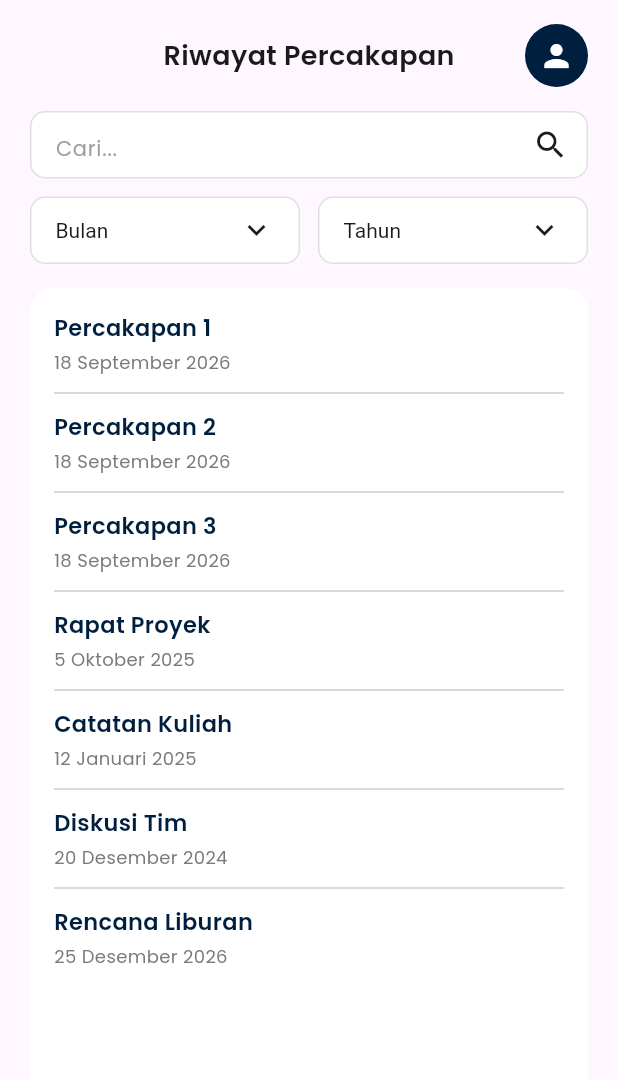
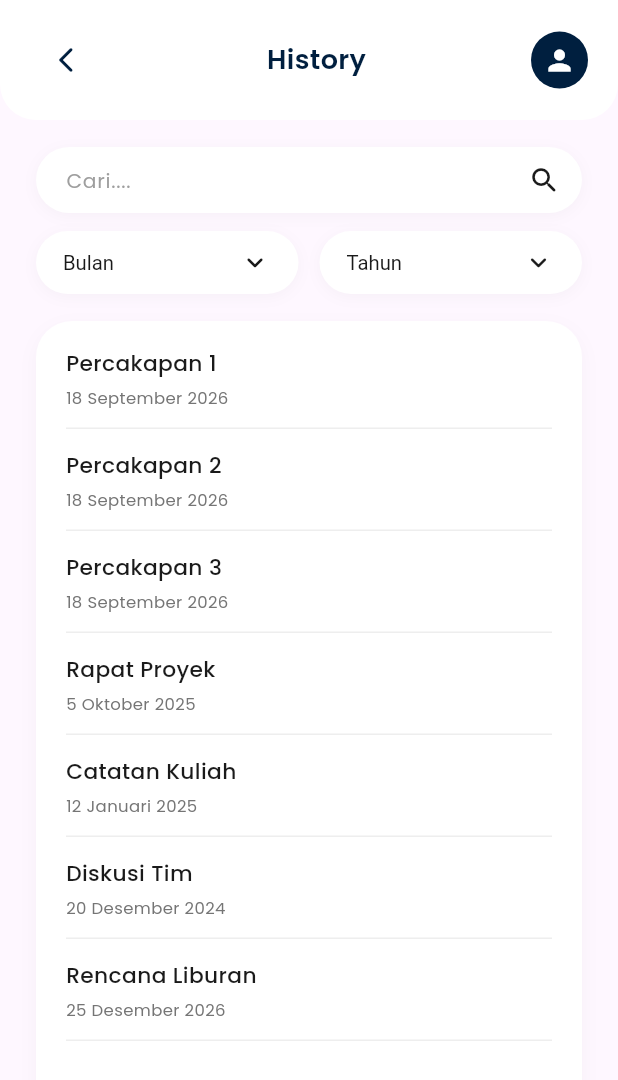
Before and after one commit to SahabatTuli/SahabatTuli-FE, a Flutter app: the HistoryPage widget shown alone on an empty page, opened directly, on a phone screen of 412 x 824 dp. Shown: the top 1080 px of the screen. Run offline on Flutter 3.47's test engine with Material 3 defaults, Android fonts, the phone set to English and light mode, and no system bars; our stand-ins replace flutter_tts, font_awesome_flutter, speech_to_text.

Commit message:
fix: fix history page and font size on collaboration page

```diff
--- a/lib/pages/collaboration_page.dart
+++ b/lib/pages/collaboration_page.dart
@@ -53,7 +53,7 @@ class _CollaborationPageState extends State<CollaborationPage> {
                 style: TextStyle(
                   color: AppColors.navy,
                   fontSize: 18,
-                  fontWeight: FontWeight.w700,
+                  fontWeight: FontWeight.w600,
                 ),
               ),
               GestureDetector(
@@ -130,7 +130,7 @@ class _CollaborationPageState extends State<CollaborationPage> {
                               'Created by',
                               style: TextStyle(
                                 color: AppColors.textDark,
-                                fontSize: 10,
+                                fontSize: 12,
                                 fontWeight: FontWeight.w500,
                               ),
                             ),
@@ -155,8 +155,8 @@ class _CollaborationPageState extends State<CollaborationPage> {
                                   room['creator']!,
                                   style: const TextStyle(
                                     color: AppColors.textDark,
-                                    fontSize: 11,
-                                    fontWeight: FontWeight.w400,
+                                    fontSize: 12,
+                                    fontWeight: FontWeight.w500,
                                   ),
                                 ),
                               ],
--- a/lib/pages/history_page.dart
+++ b/lib/pages/history_page.dart
@@ -3,9 +3,14 @@ import '../theme/app_colors.dart';
 import 'profile_page.dart';
 
 class HistoryPage extends StatefulWidget {
-  final bool isTabMode; // 👈 Tambahan: Membedakan mode tab atau push
+  final bool isTabMode;
+  final VoidCallback? onBackToHome;
 
-  const HistoryPage({super.key, this.isTabMode = false});
+  const HistoryPage({
+    super.key,
+    this.isTabMode = false,
+    this.onBackToHome,
+  });
 
   @override
   State<HistoryPage> createState() => _HistoryPageState();
@@ -13,7 +18,7 @@ class HistoryPage extends StatefulWidget {
 
 class _HistoryPageState extends State<HistoryPage> {
   final TextEditingController _searchController = TextEditingController();
-  final List<Map<String, dynamic>> _allHistoryData = [
+  final List _allHistoryData = [
     {"title": "Percakapan 1", "date": DateTime(2026, 9, 18)},
     {"title": "Percakapan 2", "date": DateTime(2026, 9, 18)},
     {"title": "Percakapan 3", "date": DateTime(2026, 9, 18)},
@@ -29,8 +34,19 @@ class _HistoryPageState extends State<HistoryPage> {
 
   String _formatDate(DateTime date) {
     const monthNames = [
-      "", "Januari", "Februari", "Maret", "April", "Mei", "Juni",
-      "Juli", "Agustus", "September", "Oktober", "November", "Desember"
+      "",
+      "Januari",
+      "Februari",
+      "Maret",
+      "April",
+      "Mei",
+      "Juni",
+      "Juli",
+      "Agustus",
+      "September",
+      "Oktober",
+      "November",
+      "Desember"
     ];
     return "${date.day} ${monthNames[date.month]} ${date.year}";
   }
@@ -51,24 +67,33 @@ class _HistoryPageState extends State<HistoryPage> {
     super.dispose();
   }
 
-  List<int> get _availableMonths {
-    final months = _allHistoryData.map((item) => (item['date'] as DateTime).month).toSet().toList();
+  List _getAvailableMonths() {
+    final months = _allHistoryData
+        .map((item) => (item['date'] as DateTime).month)
+        .toSet()
+        .toList();
     months.sort();
     return months;
   }
 
-  List<int> get _availableYears {
-    final years = _allHistoryData.map((item) => (item['date'] as DateTime).year).toSet().toList();
+  List _getAvailableYears() {
+    final years = _allHistoryData
+        .map((item) => (item['date'] as DateTime).year)
+        .toSet()
+        .toList();
     years.sort((a, b) => b.compareTo(a));
     return years;
   }
 
-  List<Map<String, dynamic>> get _filteredData {
+  List get _filteredData {
     return _allHistoryData.where((item) {
       final date = item['date'] as DateTime;
-      final matchesSearch = item['title'].toString().toLowerCase().contains(_searchQuery);
-      final matchesMonth = _selectedMonth == null ? true : date.month == _selectedMonth;
-      final matchesYear = _selectedYear == null ? true : date.year == _selectedYear;
+      final matchesSearch =
+          item['title'].toString().toLowerCase().contains(_searchQuery);
+      final matchesMonth =
+          _selectedMonth == null ? true : date.month == _selectedMonth;
+      final matchesYear =
+          _selectedYear == null ? true : date.year == _selectedYear;
       return matchesSearch && matchesMonth && matchesYear;
     }).toList();
   }
@@ -76,94 +101,151 @@ class _HistoryPageState extends State<HistoryPage> {
   @override
   Widget build(BuildContext context) {
     final dataToShow = _filteredData;
-    final availableMonths = _availableMonths;
-    final availableYears = _availableYears;
+    final availableMonths = _getAvailableMonths();
+    final availableYears = _getAvailableYears();
 
     const monthNames = [
-      "", "Januari", "Februari", "Maret", "April", "Mei", "Juni",
-      "Juli", "Agustus", "September", "Oktober", "November", "Desember"
+      "",
+      "Januari",
+      "Februari",
+      "Maret",
+      "April",
+      "Mei",
+      "Juni",
+      "Juli",
+      "Agustus",
+      "September",
+      "Oktober",
+      "November",
+      "Desember"
     ];
 
     return Column(
       children: [
-        // --- HEADER ---
-        Padding(
+        // --- HEADER PUTIH MELENGKUNG ---
+        Container(
           padding: const EdgeInsets.symmetric(horizontal: 20, vertical: 16),
+          decoration: const BoxDecoration(
+            color: Colors.white,
+            borderRadius: BorderRadius.vertical(bottom: Radius.circular(24)),
+          ),
           child: Row(
             mainAxisAlignment: MainAxisAlignment.spaceBetween,
             children: [
-              // Tombol Back (Hanya muncul jika BUKAN mode tab)
-              widget.isTabMode
-                  ? const SizedBox(width: 42) // Spacer jika mode tab
-                  : GestureDetector(
-                      onTap: () => Navigator.pop(context),
-                      child: const Icon(Icons.arrow_back_ios, color: AppColors.textDark, size: 20),
+              IconButton(
+                onPressed: () {
+                  if (widget.onBackToHome != null) {
+                    widget.onBackToHome!();
+                  } else if (Navigator.canPop(context)) {
+                    Navigator.pop(context);
+                  }
+                },
+                icon: const Icon(
+                  Icons.arrow_back_ios_new_rounded,
+                  color: AppColors.navy,
+                  size: 20,
                 ),
-
+              ),
               const Text(
-                'Riwayat Percakapan',
+                'History',
                 style: TextStyle(
-                  color: AppColors.textDark,
+                  color: AppColors.navy,
                   fontSize: 18,
                   fontWeight: FontWeight.w600,
                 ),
               ),
-
-              // Ikon Profil (Ukuran 42 disamakan dengan Dashboard)
               GestureDetector(
                 onTap: () {
                   Navigator.push(
                     context,
-                    MaterialPageRoute(builder: (context) => const ProfilePage()),
+                    MaterialPageRoute(
+                      builder: (context) => const ProfilePage(),
+                    ),
                   );
                 },
                 child: Container(
-                  width: 42,
-                  height: 42,
+                  width: 38,
+                  height: 38,
                   decoration: const BoxDecoration(
                     color: AppColors.navy,
                     shape: BoxShape.circle,
                   ),
-                  child: const Icon(Icons.person, color: AppColors.white, size: 24),
+                  child: const Icon(
+                    Icons.person,
+                    color: AppColors.white,
+                    size: 22,
+                  ),
                 ),
               ),
             ],
           ),
         ),
 
-        // --- KOLOM PENCARIAN ---
+        const SizedBox(height: 18),
+
+        // --- KOLOM PENCARIAN (ROUNDED FULL) ---
         Padding(
-          padding: const EdgeInsets.symmetric(horizontal: 20),
+          padding: const EdgeInsets.symmetric(horizontal: 24),
           child: Container(
-            height: 45,
+            height: 44,
+            padding: const EdgeInsets.only(left: 20, right: 14),
             decoration: BoxDecoration(
               color: Colors.white,
-              borderRadius: BorderRadius.circular(10),
-              border: Border.all(color: Colors.grey.shade300),
+              borderRadius: BorderRadius.circular(30),
+              boxShadow: [
+                BoxShadow(
+                  color: Colors.black.withOpacity(0.03),
+                  blurRadius: 8,
+                  offset: const Offset(0, 2),
                 ),
+              ],
+            ),
+            child: Row(
+              children: [
+                Expanded(
                   child: TextField(
                     controller: _searchController,
+                    style: const TextStyle(
+                      color: AppColors.textDark,
+                      fontSize: 13.5,
+                    ),
                     decoration: InputDecoration(
-                hintText: 'Cari...',
-                hintStyle: TextStyle(color: Colors.grey.shade500, fontSize: 14),
+                      hintText: 'Cari....',
+                      hintStyle: TextStyle(
+                        color: Colors.grey.shade500,
+                        fontSize: 13.5,
+                      ),
                       border: InputBorder.none,
-                contentPadding: const EdgeInsets.symmetric(horizontal: 16, vertical: 12),
-                suffixIcon: const Icon(Icons.search, color: AppColors.textDark),
+                      isDense: true,
+                      contentPadding: EdgeInsets.zero,
                     ),
+                  ),
+                ),
+                const Icon(
+                  Icons.search_rounded,
+                  color: AppColors.textDark,
+                  size: 22,
+                ),
+              ],
             ),
           ),
         ),
         const SizedBox(height: 12),
 
-        // --- FILTER BULAN & TAHUN ---
+        // --- FILTER BULAN & TAHUN (ROUNDED FULL) ---
         Padding(
-          padding: const EdgeInsets.symmetric(horizontal: 20),
+          padding: const EdgeInsets.symmetric(horizontal: 24),
           child: Row(
             children: [
               Expanded(
                 child: _buildDropdown(
-                  value: _selectedMonth == null ? 'Bulan' : monthNames[_selectedMonth!],
-                  items: ['Bulan', ...availableMonths.map((m) => monthNames[m])],
+                  value: _selectedMonth == null
+                      ? 'Bulan'
+                      : monthNames[_selectedMonth!],
+                  items: [
+                    'Bulan',
+                    ...availableMonths.map((m) => monthNames[m as int]),
+                  ],
                   onChanged: (val) {
                     setState(() {
                       if (val == 'Bulan' || val == null) {
@@ -175,11 +257,14 @@ class _HistoryPageState extends State<HistoryPage> {
                   },
                 ),
               ),
-              const SizedBox(width: 12),
+              const SizedBox(width: 14),
               Expanded(
                 child: _buildDropdown(
                   value: _selectedYear?.toString() ?? 'Tahun',
-                  items: ['Tahun', ...availableYears.map((y) => y.toString())],
+                  items: [
+                    'Tahun',
+                    ...availableYears.map((y) => y.toString()),
+                  ],
                   onChanged: (val) {
                     setState(() {
                       if (val == 'Tahun' || val == null) {
@@ -194,33 +279,38 @@ class _HistoryPageState extends State<HistoryPage> {
             ],
           ),
         ),
-        const SizedBox(height: 16),
+        const SizedBox(height: 18),
 
         // --- LIST RIWAYAT ---
         Expanded(
           child: Container(
-            margin: const EdgeInsets.symmetric(horizontal: 20),
+            margin: const EdgeInsets.fromLTRB(24, 0, 24, 16),
             decoration: BoxDecoration(
               color: Colors.white,
-              borderRadius: BorderRadius.circular(16),
+              borderRadius: BorderRadius.circular(24),
+              boxShadow: [
+                BoxShadow(
+                  color: Colors.black.withOpacity(0.03),
+                  blurRadius: 10,
+                  offset: const Offset(0, 4),
+                ),
+              ],
             ),
             child: dataToShow.isEmpty
-                ? const Center(
+                ? Center(
                     child: Text(
                       'Percakapan tidak ditemukan',
-                      style: TextStyle(color: AppColors.textGray, fontSize: 14),
+                      style: TextStyle(
+                        color: Colors.grey.shade500,
+                        fontSize: 13.5,
+                      ),
                     ),
                   )
-                : ListView.separated(
-                    padding: const EdgeInsets.all(16),
+                : ListView.builder(
+                    padding: const EdgeInsets.fromLTRB(20, 18, 20, 18),
                     itemCount: dataToShow.length,
-                    separatorBuilder: (context, index) => const Divider(
-                      height: 24,
-                      thickness: 0.5,
-                      color: Colors.grey,
-                    ),
                     itemBuilder: (context, index) {
-                      final item = dataToShow[index];
+                      final item = dataToShow[index] as Map;
                       return GestureDetector(
                         onTap: () {
                           // TODO: Arahkan ke detail percakapan
@@ -229,21 +319,28 @@ class _HistoryPageState extends State<HistoryPage> {
                           crossAxisAlignment: CrossAxisAlignment.start,
                           children: [
                             Text(
-                              item['title'],
+                              item['title'].toString(),
                               style: const TextStyle(
-                                color: AppColors.navy,
-                                fontSize: 15,
-                                fontWeight: FontWeight.w600,
+                                color: AppColors.textDark,
+                                fontSize: 14.5,
+                                fontWeight: FontWeight.w500,
                               ),
                             ),
                             const SizedBox(height: 4),
                             Text(
-                              _formatDate(item['date']),
-                              style: const TextStyle(
-                                color: AppColors.textGray,
-                                fontSize: 12,
+                              _formatDate(item['date'] as DateTime),
+                              style: TextStyle(
+                                color: Colors.grey.shade600,
+                                fontSize: 11,
                               ),
                             ),
+                            const SizedBox(height: 12),
+                            Divider(
+                              height: 1,
+                              thickness: 1,
+                              color: Colors.grey.shade200,
+                            ),
+                            const SizedBox(height: 14),
                           ],
                         ),
                       );
@@ -251,34 +348,47 @@ class _HistoryPageState extends State<HistoryPage> {
                   ),
           ),
         ),
-        const SizedBox(height: 20),
       ],
     );
   }
 
   Widget _buildDropdown({
     required String value,
-    required List<String> items,
-    required ValueChanged<String?> onChanged,
+    required List items,
+    required ValueChanged onChanged,
   }) {
     return Container(
-      height: 45,
-      padding: const EdgeInsets.symmetric(horizontal: 16),
+      height: 42,
+      padding: const EdgeInsets.symmetric(horizontal: 18),
       decoration: BoxDecoration(
         color: Colors.white,
-        borderRadius: BorderRadius.circular(10),
-        border: Border.all(color: Colors.grey.shade300),
+        borderRadius: BorderRadius.circular(30),
+        boxShadow: [
+          BoxShadow(
+            color: Colors.black.withOpacity(0.03),
+            blurRadius: 8,
+            offset: const Offset(0, 2),
+          ),
+        ],
       ),
       child: DropdownButtonHideUnderline(
-        child: DropdownButton<String>(
+        child: DropdownButton(
           value: value,
           isExpanded: true,
-          icon: const Icon(Icons.keyboard_arrow_down, color: AppColors.textDark),
-          style: const TextStyle(color: AppColors.textDark, fontSize: 14),
-          items: items.map((String item) {
-            return DropdownMenuItem<String>(
-              value: item,
-              child: Text(item),
+          borderRadius: BorderRadius.circular(20),
+          icon: const Icon(
+            Icons.keyboard_arrow_down_rounded,
+            color: AppColors.textDark,
+            size: 22,
+          ),
+          style: const TextStyle(
+            color: AppColors.textDark,
+            fontSize: 13.5,
+          ),
+          items: items.map((item) {
+            return DropdownMenuItem(
+              value: item.toString(),
+              child: Text(item.toString()),
             );
           }).toList(),
           onChanged: onChanged,
```
Lines whose indentation alone changed are shown as unchanged.
